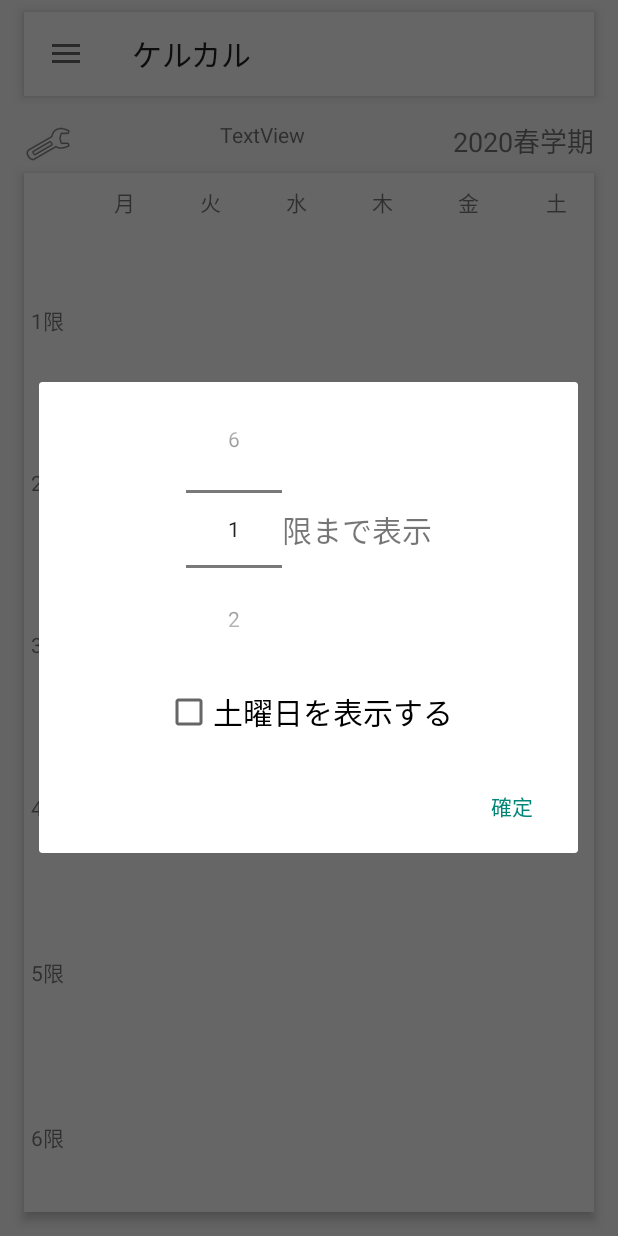
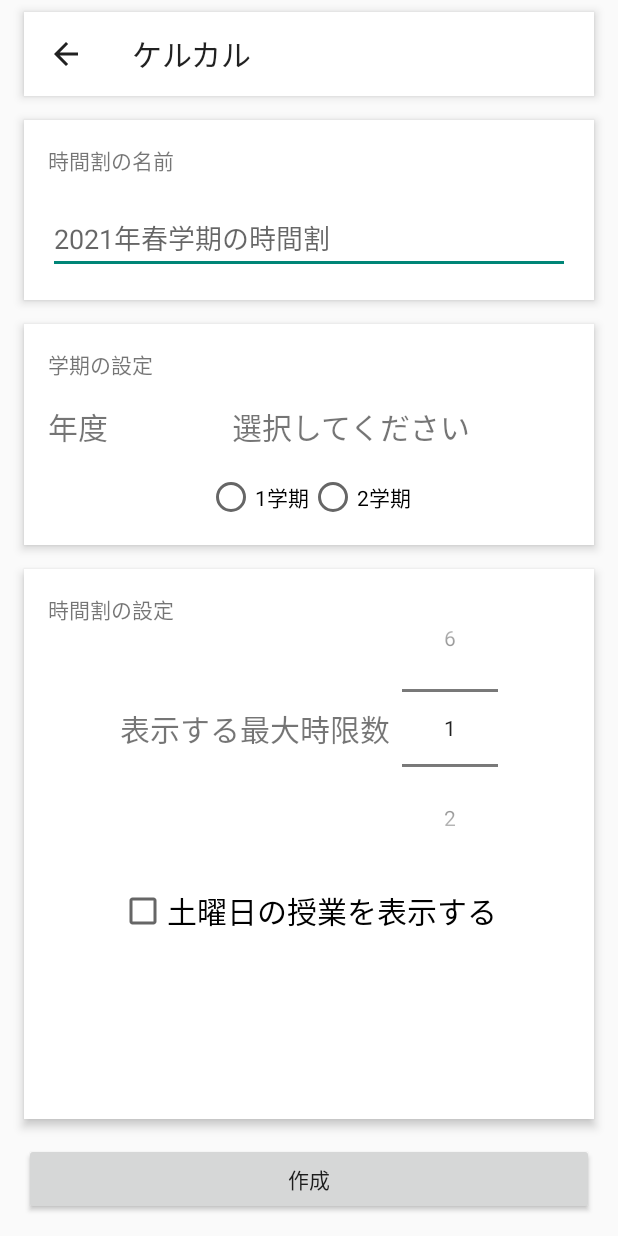
Before and after one commit to hika019/KERKAR-university, an Android app: the MainActivity screen opened directly, with no data from a screen before it, after a tap on an icon or button, on a phone screen of 412 x 824 dp. Run offline under Robolectric (Android 15) with nearby library versions, the phone set to English and light mode, and no system bars; our stand-ins replace Firebase (no records; nobody signed in at launch, a user with empty details on screens opened directly), navigation-ui; 4 statements that could not run were skipped.

Commit message:
add Create_timetableActivity

```diff
--- a/app/src/main/AndroidManifest.xml
+++ b/app/src/main/AndroidManifest.xml
@@ -38,6 +38,8 @@
 
         <activity android:name=".Create_courceActivity"/>
 
+        <activity android:name=".Timetable.Create_timetableActivity"/>
+
         <receiver android:name=".Uninstall">
             <intent-filter>
                 <action android:name="android.intent.action.PACKAGE_FULLY_REMOVED" />
--- a/app/src/main/java/jp/hika019/kerkar_university/MainActivity.kt
+++ b/app/src/main/java/jp/hika019/kerkar_university/MainActivity.kt
@@ -1,11 +1,14 @@
 package jp.hika019.kerkar_university
 
+import android.content.Context
+import android.content.SharedPreferences
 import androidx.appcompat.app.AppCompatActivity
 import android.os.Bundle
 import android.util.Log
 import android.view.MenuItem
 import androidx.appcompat.app.ActionBarDrawerToggle
 import androidx.appcompat.widget.Toolbar
+import androidx.core.content.ContentProviderCompat.requireContext
 import androidx.core.view.GravityCompat
 import androidx.drawerlayout.widget.DrawerLayout
 import androidx.fragment.app.Fragment
@@ -14,25 +17,28 @@ import jp.hika019.kerkar_university.Home.Home_fragment
 import jp.hika019.kerkar_university.Message.MessageFragment
 import jp.hika019.kerkar_university.Task.Task_list_Fragment
 import com.google.android.material.navigation.NavigationView
-import jp.hika019.kerkar_university.firebase_test.get_all_course_id
 import jp.hika019.kerkar_university.test.test
 import kotlinx.android.synthetic.main.activity_main.*
+
 
 class MainActivity : AppCompatActivity(), NavigationView.OnNavigationItemSelectedListener {
     private val TAG = "MainActivity"
 
     private lateinit var appBarConfiguration: AppBarConfiguration
-
+    private val firebaseTest = firebase_test()
     private lateinit var toolbar: Toolbar
     lateinit var drawerLayout: DrawerLayout
     lateinit var navView: NavigationView
 
     init {
-        get_all_course_id()
+        if(get_timetable_id(this) != null)
+            firebaseTest.get_all_course_id(this)
+
     }
 
     override fun onCreate(savedInstanceState: Bundle?) {
         super.onCreate(savedInstanceState)
+
 
         setContentView(R.layout.activity_main)
         this.setToolbar()
--- /dev/null
+++ b/app/src/main/java/jp/hika019/kerkar_university/Timetable/Create_timetableActivity.kt
@@ -0,0 +1,134 @@
+package jp.hika019.kerkar_university.Timetable
+
+import android.os.Bundle
+import android.view.MenuItem
+import android.widget.RadioButton
+import androidx.appcompat.app.AppCompatActivity
+import com.google.firebase.firestore.FieldValue
+import jp.hika019.kerkar_university.R
+import android.util.Log
+import android.widget.Toast
+import androidx.appcompat.app.AlertDialog
+import com.google.firebase.firestore.SetOptions
+import jp.hika019.kerkar_university.firedb
+import jp.hika019.kerkar_university.period_num
+import jp.hika019.kerkar_university.uid
+
+import kotlinx.android.synthetic.main.activity_create_timetable.*
+import kotlinx.android.synthetic.main.activity_create_university.*
+import java.text.SimpleDateFormat
+import java.util.*
+
+class Create_timetableActivity : AppCompatActivity() {
+    private val TAG = "Create_timetable"
+
+    override fun onCreate(savedInstanceState: Bundle?) {
+        super.onCreate(savedInstanceState)
+
+        setContentView(R.layout.activity_create_timetable)
+
+        setToolbar()
+        period_picer.minValue = 1
+        period_picer.maxValue = 6
+
+        var select_year: Int? = null
+
+
+        val now_year = SimpleDateFormat("yyyy").format(Date()).toInt()
+
+        year_textview.setOnClickListener {
+
+            val year_list = Array(4){(now_year-2+it).toString()}
+            var select_index: Int? = null
+
+            val dialog = AlertDialog.Builder(this)
+                .setTitle("年の選択")
+                .setSingleChoiceItems(year_list, -1){ dialog, which ->
+                    select_index = which
+                }
+                .setPositiveButton("確定"){ dialog, which ->
+                    select_year = year_list[select_index!!].toInt()
+                    year_textview.text = select_year.toString()
+                }
+            dialog.show()
+        }
+
+
+        for(i in 1..2){
+            val radio = RadioButton(this)
+            radio.text = "${i}学期"
+            radio.minHeight = 48
+            term_radioGroup.addView(radio)
+        }
+
+
+        create_timetable_button.setOnClickListener {
+            Log.d(TAG, "create_timetable_button -> click")
+
+            val timetable_title = timetablse_title_textview.text.toString()
+            val tmp = term_radioGroup.checkedRadioButtonId
+            val term = term_radioGroup.indexOfChild(term_radioGroup.findViewById<RadioButton>(tmp))
+            var week = 5
+            if (saturday_cheack.isChecked){
+                week = 6
+            }
+
+            val period = period_picer.value
+
+            if (timetable_title != "" && select_year != null && term != -1){
+                val user_tt_doc = firedb.collection("user")
+                    .document(uid!!)
+                    .collection("timetable")
+
+                val doc_id = user_tt_doc.document().id
+                val tt_data = mapOf(
+                    "wtd" to week,
+                    "year" to now_year,
+                    "term" to term+1,
+                    "period" to period,
+                    "timetable_id" to doc_id,
+                    "timetable_name" to timetable_title
+                )
+
+                Log.d("hoge", "$tt_data")
+
+                user_tt_doc
+                    .document(doc_id)
+                    .set(tt_data)
+                    .addOnSuccessListener {
+                        Toast.makeText(this, "作成が成功しました", Toast.LENGTH_SHORT).show()
+
+                        firedb
+                            .collection("user")
+                            .document(uid!!)
+                            .set(hashMapOf("timetable_id" to doc_id), SetOptions.merge())
+                            .addOnSuccessListener {
+                                finish()
+                            }
+                            .addOnFailureListener {
+                                Toast.makeText(this, "データの更新に失敗しました", Toast.LENGTH_SHORT).show()
+                                Log.w(TAG, "update user field to timetable -> failure", it)
+                            }
+                    }
+                    .addOnFailureListener {
+                        Toast.makeText(this, "作成が失敗しました", Toast.LENGTH_SHORT).show()
+                        Log.w(TAG, "create timetable -> failure", it)
+                    }
+
+            }else{
+                Toast.makeText(this, "未入力があります", Toast.LENGTH_SHORT).show()
+            }
+        }
+    }
+
+    fun setToolbar(){
+        val toolbar = toolbar4
+        setSupportActionBar(toolbar)
+        supportActionBar?.setDisplayHomeAsUpEnabled(true)
+    }
+
+    override fun onOptionsItemSelected(item: MenuItem): Boolean {
+        finish()
+        return super.onOptionsItemSelected(item)
+    }
+}
--- a/app/src/main/java/jp/hika019/kerkar_university/other_fun.kt
+++ b/app/src/main/java/jp/hika019/kerkar_university/other_fun.kt
@@ -111,3 +111,8 @@ fun cheack_uid(uid0: String, uid1: String, uid2: String, uid3: String, uid4: Str
 
 
 }
+
+fun get_timetable_id(context: Context): String? {
+    val datastore: SharedPreferences = context.getSharedPreferences("user_db", Context.MODE_PRIVATE)
+    return datastore.getString("timetable_id", null)
+}
--- a/app/src/main/java/jp/hika019/kerkar_university/setting_value.kt
+++ b/app/src/main/java/jp/hika019/kerkar_university/setting_value.kt
@@ -20,6 +20,7 @@ val UserData_SharedPreferences_name = "UserDataStore"
 
 var semester: String? = null
 var university_id: String? = null
+var timetable_id: String? = null
 
 var local_timetable = mutableMapOf<String, String?>()
 
@@ -28,7 +29,6 @@ val developer = false
 var week_num = 6
 var period_num = 6
 
-var timetable_id: MutableMap<String, ArrayList<Int>> = mutableMapOf()
 
 var test_course_id = MutableStateFlow<Map<String, Any?>?>(null)
 
--- a/app/src/main/java/jp/hika019/kerkar_university/test/Firebase_test.kt
+++ b/app/src/main/java/jp/hika019/kerkar_university/test/Firebase_test.kt
@@ -1,12 +1,13 @@
 package jp.hika019.kerkar_university
 
 
+import android.content.Context
 import android.util.Log
 import com.google.firebase.firestore.FirebaseFirestore
 import jp.hika019.kerkar_university.*
 import java.time.DayOfWeek
 
-object firebase_test{
+open class firebase_test(){
 
     private val TAG = "firebase_test"
     val firedb = FirebaseFirestore.getInstance()
@@ -23,13 +24,15 @@ object firebase_test{
             .collection("semester")
             .document(semester!!)
 
-    fun get_all_course_id(){
+    fun get_all_course_id(context: Context){
         Log.d(TAG, "get_all_course_id -> call")
+
+        val tt_id = get_timetable_id(context)
 
         firedb.collection("user")
             .document(uid!!)
-            .collection("semester")
-            .document(semester!!)
+            .collection("timetable")
+            .document(tt_id!!)
             .addSnapshotListener{ value, error ->
                 if (error != null){
                     return@addSnapshotListener
--- a/app/src/main/java/jp/hika019/kerkar_university/test/Test.kt
+++ b/app/src/main/java/jp/hika019/kerkar_university/test/Test.kt
@@ -1,6 +1,9 @@
 package jp.hika019.kerkar_university.test
 
 import android.app.AlertDialog
+import android.content.Context
+import android.content.Intent
+import android.content.SharedPreferences
 import android.os.Bundle
 import android.util.Log
 import android.view.Gravity.CENTER
@@ -15,6 +18,7 @@ import android.view.ViewGroup.MarginLayoutParams
 import android.widget.Toast
 import androidx.fragment.app.viewModels
 import jp.hika019.kerkar_university.*
+import jp.hika019.kerkar_university.Timetable.Create_timetableActivity
 import kotlinx.android.synthetic.main.dialog_timetable_setting.view.*
 
 
@@ -25,8 +29,6 @@ import kotlinx.android.synthetic.main.dialog_timetable_setting.view.*
 class test: Fragment() {
 
     private val TAG = "test"
-
-    private val viewmodel by viewModels<testviewmodel>()
 
     private val set_timetable_row_layout = LinearLayout.LayoutParams(
         0,
@@ -78,31 +80,14 @@ class test: Fragment() {
         val view = inflater.inflate(R.layout.test, container, false)
 
 
-        Log.d("hoge", "aaa: ${R.id.test_textview}")
-
-
+        if (get_timetable_id(requireContext()) == null){
+            none_Timetable(requireContext())
+        }
 
 
         view.setting_ic.setOnClickListener {
-            val dialog_layout =
-                LayoutInflater.from(context).inflate(R.layout.dialog_timetable_setting, null)
-
-            dialog_layout.numberPicker.minValue = 1
-            dialog_layout.numberPicker.maxValue = 6
-
-            val dialog = AlertDialog.Builder(context)
-                .setView(dialog_layout)
-                .setPositiveButton("確定"){ dialog, wich ->
-                    period_num = dialog_layout.numberPicker.value
-                    if(dialog_layout.checkBox.isChecked){
-                        week_num = 6
-                    }else{
-                        week_num = 5
-                    }
-
-                }
-
-            dialog.create().show()
+            val i = Intent(context, Create_timetableActivity::class.java)
+            context?.startActivity(i)
         }
 
 
@@ -180,15 +165,10 @@ class test: Fragment() {
         mlp.setMargins(4, 4, 4, 4)
         course.layoutParams = mlp;
 
-        val couse_name_textview_id = View.generateViewId()
-        val teacher_name_textview_id = View.generateViewId()
-
-        Log.d("hoge", "da: ${couse_name_textview_id}")
 
 
         val couse_name_textview = TextView(context)
         couse_name_textview.text = course_name
-        couse_name_textview.id = couse_name_textview_id
         couse_name_textview.gravity = CENTER
         couse_name_textview.textSize = 10f
         couse_name_textview.maxLines = 2
@@ -200,12 +180,11 @@ class test: Fragment() {
         )
 
         couse_name_textview.setOnClickListener {
-            firedb_timetable(requireContext()).get_course_data(week_and_period.substring(0, 3), week_and_period.substring(3).toInt())
+            firedb_timetable(requireContext()).get_course_data(week_and_period)
         }
 
         val teacher_name_textview = TextView(context)
         teacher_name_textview.text = teacher_name
-        teacher_name_textview.id = teacher_name_textview_id
         teacher_name_textview.gravity = CENTER
         teacher_name_textview.textSize = 10f
         teacher_name_textview.maxLines = 1
@@ -216,9 +195,6 @@ class test: Fragment() {
         )
 
 
-        val tmp = arrayListOf(couse_name_textview_id, teacher_name_textview_id)
-
-        timetable_id[week_and_period] = tmp
 
         //Log.d("hogee", "na: $week_and_period")
 
--- /dev/null
+++ b/app/src/main/res/layout/activity_create_timetable.xml
@@ -0,0 +1,204 @@
+<?xml version="1.0" encoding="utf-8"?>
+<androidx.constraintlayout.widget.ConstraintLayout xmlns:android="http://schemas.android.com/apk/res/android"
+    xmlns:app="http://schemas.android.com/apk/res-auto"
+    xmlns:tools="http://schemas.android.com/tools"
+    android:layout_width="match_parent"
+    android:layout_height="match_parent">
+
+    <androidx.appcompat.widget.Toolbar
+        android:id="@+id/toolbar4"
+        android:layout_width="match_parent"
+        android:layout_height="wrap_content"
+        android:layout_marginStart="16dp"
+        android:layout_marginTop="8dp"
+        android:layout_marginEnd="16dp"
+        android:background="@android:color/white"
+        android:elevation="4dp"
+        android:minHeight="?attr/actionBarSize"
+        android:theme="?attr/actionBarTheme"
+        app:layout_constraintEnd_toEndOf="parent"
+        app:layout_constraintStart_toStartOf="parent"
+        app:layout_constraintTop_toTopOf="parent" />
+
+    <View
+        android:id="@+id/view2"
+        android:layout_width="0dp"
+        android:layout_height="120dp"
+        android:layout_marginStart="16dp"
+        android:layout_marginTop="16dp"
+        android:layout_marginEnd="16dp"
+        android:layout_marginBottom="16dp"
+        android:background="@android:color/white"
+        android:elevation="4dp"
+        app:layout_constraintBottom_toTopOf="@+id/constraintLayout"
+        app:layout_constraintEnd_toEndOf="parent"
+        app:layout_constraintHorizontal_bias="0.0"
+        app:layout_constraintStart_toStartOf="parent"
+        app:layout_constraintTop_toBottomOf="@+id/toolbar4" />
+
+    <TextView
+        android:id="@+id/textView11"
+        android:layout_width="wrap_content"
+        android:layout_height="wrap_content"
+        android:layout_marginStart="16dp"
+        android:layout_marginTop="16dp"
+        android:elevation="4dp"
+        android:text="時間割の名前"
+        app:layout_constraintStart_toStartOf="@+id/view2"
+        app:layout_constraintTop_toTopOf="@+id/view2" />
+
+    <EditText
+        android:id="@+id/timetablse_title_textview"
+        android:layout_width="0dp"
+        android:layout_height="wrap_content"
+        android:layout_marginStart="16dp"
+        android:layout_marginTop="16dp"
+        android:layout_marginEnd="16dp"
+        android:layout_marginBottom="16dp"
+        android:elevation="4dp"
+        android:ems="10"
+        android:hint="2021年春学期の時間割"
+        android:inputType="textPersonName"
+        android:minHeight="48dp"
+        app:layout_constraintBottom_toBottomOf="@+id/view2"
+        app:layout_constraintEnd_toEndOf="@+id/view2"
+        app:layout_constraintStart_toStartOf="@+id/view2"
+        app:layout_constraintTop_toBottomOf="@+id/textView11" />
+
+    <androidx.constraintlayout.widget.ConstraintLayout
+        android:id="@+id/constraintLayout"
+        android:layout_width="0dp"
+        android:layout_height="wrap_content"
+        android:layout_marginBottom="16dp"
+        android:background="@android:color/white"
+        android:elevation="4dp"
+        app:layout_constraintBottom_toTopOf="@+id/constraintLayout2"
+        app:layout_constraintEnd_toEndOf="@+id/view2"
+        app:layout_constraintHorizontal_bias="0.5"
+        app:layout_constraintStart_toStartOf="@+id/view2"
+        app:layout_constraintTop_toBottomOf="@+id/view2">
+
+        <TextView
+            android:id="@+id/textView14"
+            android:layout_width="wrap_content"
+            android:layout_height="wrap_content"
+            android:layout_marginStart="16dp"
+            android:layout_marginTop="16dp"
+            android:text="学期の設定"
+            app:layout_constraintStart_toStartOf="parent"
+            app:layout_constraintTop_toTopOf="parent" />
+
+        <TextView
+            android:id="@+id/textView12"
+            android:layout_width="wrap_content"
+            android:layout_height="wrap_content"
+            android:layout_marginStart="16dp"
+            android:layout_marginTop="16dp"
+            android:text="年度"
+            android:textSize="20sp"
+            app:layout_constraintStart_toStartOf="parent"
+            app:layout_constraintTop_toBottomOf="@+id/textView14" />
+
+        <TextView
+            android:id="@+id/year_textview"
+            android:layout_width="0dp"
+            android:layout_height="wrap_content"
+            android:layout_marginStart="16dp"
+            android:layout_marginEnd="16dp"
+            android:gravity="center"
+            android:text="選択してください"
+            android:textSize="20sp"
+            app:layout_constraintEnd_toEndOf="parent"
+            app:layout_constraintStart_toEndOf="@+id/textView12"
+            app:layout_constraintTop_toTopOf="@+id/textView12" />
+
+        <RadioGroup
+            android:id="@+id/term_radioGroup"
+            android:layout_width="wrap_content"
+            android:layout_height="wrap_content"
+            android:layout_marginTop="16dp"
+            android:layout_marginBottom="16dp"
+            android:orientation="horizontal"
+            app:layout_constraintBottom_toBottomOf="parent"
+            app:layout_constraintEnd_toEndOf="@+id/year_textview"
+            app:layout_constraintStart_toStartOf="@+id/textView12"
+            app:layout_constraintTop_toBottomOf="@+id/year_textview"/>
+
+
+    </androidx.constraintlayout.widget.ConstraintLayout>
+
+    <androidx.constraintlayout.widget.ConstraintLayout
+        android:id="@+id/constraintLayout2"
+        android:layout_width="0dp"
+        android:layout_height="0dp"
+        android:layout_marginBottom="16dp"
+        android:background="@android:color/white"
+        android:elevation="4dp"
+        app:layout_constraintBottom_toTopOf="@+id/create_timetable_button"
+        app:layout_constraintEnd_toEndOf="@+id/constraintLayout"
+        app:layout_constraintHorizontal_bias="1.0"
+        app:layout_constraintStart_toStartOf="@+id/constraintLayout"
+        app:layout_constraintTop_toBottomOf="@+id/constraintLayout">
+
+        <TextView
+            android:id="@+id/textView15"
+            android:layout_width="wrap_content"
+            android:layout_height="wrap_content"
+            android:layout_marginStart="16dp"
+            android:layout_marginTop="16dp"
+            android:text="時間割の設定"
+            app:layout_constraintStart_toStartOf="parent"
+            app:layout_constraintTop_toTopOf="parent" />
+
+        <CheckBox
+            android:id="@+id/saturday_cheack"
+            android:layout_width="wrap_content"
+            android:layout_height="wrap_content"
+            android:layout_marginTop="8dp"
+            android:minHeight="48dp"
+            android:text="土曜日の授業を表示する"
+            android:textSize="20sp"
+            app:layout_constraintEnd_toEndOf="parent"
+            app:layout_constraintHorizontal_bias="0.493"
+            app:layout_constraintStart_toStartOf="parent"
+            app:layout_constraintTop_toBottomOf="@+id/period_picer" />
+
+        <NumberPicker
+            android:id="@+id/period_picer"
+            android:layout_width="wrap_content"
+            android:layout_height="0dp"
+            android:layout_marginStart="8dp"
+            android:layout_marginEnd="16dp"
+            app:layout_constraintEnd_toEndOf="parent"
+            app:layout_constraintHorizontal_bias="0.5"
+            app:layout_constraintStart_toEndOf="@+id/textView16"
+            app:layout_constraintTop_toTopOf="@+id/textView15" />
+
+        <TextView
+            android:id="@+id/textView16"
+            android:layout_width="wrap_content"
+            android:layout_height="wrap_content"
+            android:layout_marginStart="16dp"
+            android:text="表示する最大時限数"
+            android:textSize="20sp"
+            app:layout_constraintBottom_toBottomOf="@+id/period_picer"
+            app:layout_constraintEnd_toStartOf="@+id/period_picer"
+            app:layout_constraintHorizontal_bias="0.5"
+            app:layout_constraintHorizontal_chainStyle="packed"
+            app:layout_constraintStart_toStartOf="parent"
+            app:layout_constraintTop_toTopOf="@+id/period_picer" />
+    </androidx.constraintlayout.widget.ConstraintLayout>
+
+    <Button
+        android:id="@+id/create_timetable_button"
+        android:layout_width="0dp"
+        android:layout_height="wrap_content"
+        android:layout_marginStart="16dp"
+        android:layout_marginEnd="16dp"
+        android:layout_marginBottom="14dp"
+        android:text="作成"
+        app:layout_constraintBottom_toBottomOf="parent"
+        app:layout_constraintEnd_toEndOf="parent"
+        app:layout_constraintStart_toStartOf="parent" />
+
+</androidx.constraintlayout.widget.ConstraintLayout>
--- a/app/src/main/res/layout/test.xml
+++ b/app/src/main/res/layout/test.xml
@@ -49,15 +49,6 @@
             app:layout_constraintVertical_bias="0.0"
             app:srcCompat="@android:drawable/ic_menu_preferences" />
 
-        <TextView
-            android:id="@+id/test_textview"
-            android:layout_width="wrap_content"
-            android:layout_height="wrap_content"
-            android:text="TextView"
-            app:layout_constraintEnd_toStartOf="@+id/semester_textView"
-            app:layout_constraintStart_toEndOf="@+id/setting_ic"
-            app:layout_constraintTop_toTopOf="@+id/setting_ic" />
-
     </androidx.constraintlayout.widget.ConstraintLayout>
 
 </layout>
```
Also changed, not shown: app/src/main/java/jp/hika019/kerkar_university/Home/Home_fragment.kt (+0 -26 lines), app/src/main/java/jp/hika019/kerkar_university/Task/task_notcmp_list_CustomAdapter.kt (+12 -4 lines), app/src/main/java/jp/hika019/kerkar_university/dialogs.kt (+44 -20 lines), app/src/main/java/jp/hika019/kerkar_university/firebase.kt (+10 -39 lines).
